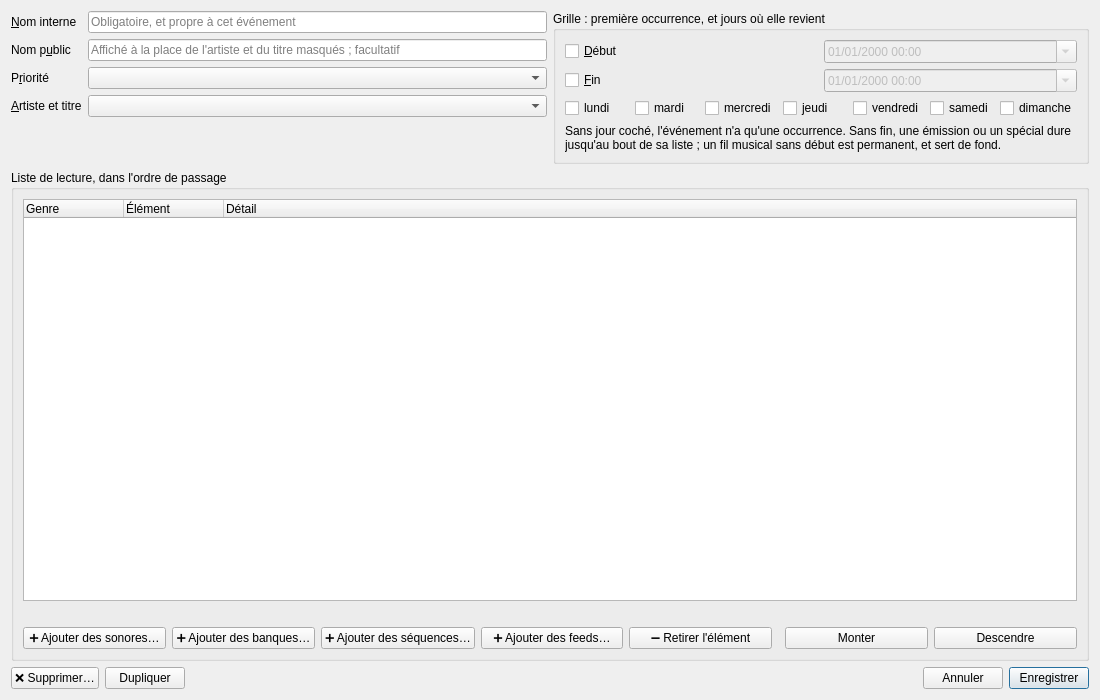
Qt form src/machincast/interface/ui/event_card.ui (dascritch/machincast) before a commit.
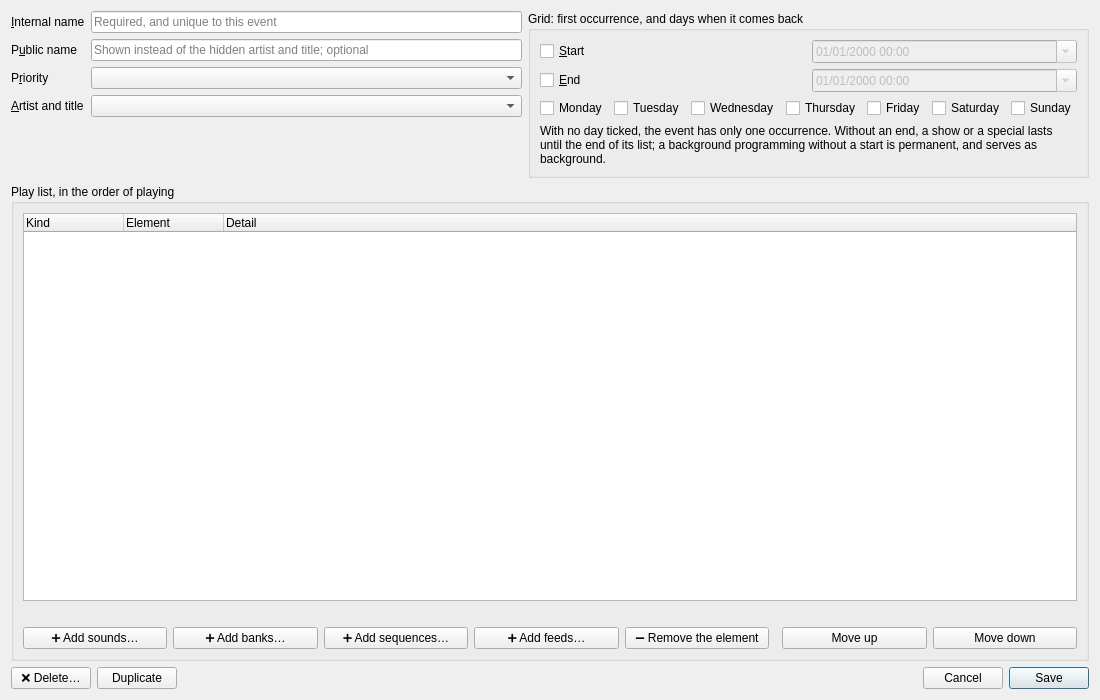
The same form after that commit.

Patch:
```diff
--- a/src/machincast/interface/ui/event_card.ui
+++ b/src/machincast/interface/ui/event_card.ui
@@ -18,7 +18,7 @@
      <item row="0" column="0">
       <widget class="QLabel" name="internal_name_caption">
        <property name="text">
-        <string>&amp;Nom interne</string>
+        <string>&amp;Internal name</string>
        </property>
        <property name="buddy">
         <cstring>internal_name</cstring>
@@ -31,14 +31,14 @@
         <number>255</number>
        </property>
        <property name="placeholderText">
-        <string>Obligatoire, et propre à cet événement</string>
+        <string>Required, and unique to this event</string>
        </property>
       </widget>
      </item>
      <item row="1" column="0">
       <widget class="QLabel" name="public_name_caption">
        <property name="text">
-        <string>Nom p&amp;ublic</string>
+        <string>P&amp;ublic name</string>
        </property>
        <property name="buddy">
         <cstring>public_name</cstring>
@@ -51,14 +51,14 @@
         <number>255</number>
        </property>
        <property name="placeholderText">
-        <string>Affiché à la place de l'artiste et du titre masqués ; facultatif</string>
+        <string>Shown instead of the hidden artist and title; optional</string>
        </property>
       </widget>
      </item>
      <item row="2" column="0">
       <widget class="QLabel" name="priority_caption">
        <property name="text">
-        <string>P&amp;riorité</string>
+        <string>P&amp;riority</string>
        </property>
        <property name="buddy">
         <cstring>priority</cstring>
@@ -71,7 +71,7 @@
      <item row="3" column="0">
       <widget class="QLabel" name="hiding_caption">
        <property name="text">
-        <string>&amp;Artiste et titre</string>
+        <string>&amp;Artist and title</string>
        </property>
        <property name="buddy">
         <cstring>hiding</cstring>
@@ -86,13 +86,13 @@
      <item>
       <widget class="QGroupBox" name="grid_group">
        <property name="title">
-        <string>Grille : première occurrence, et jours où elle revient</string>
+        <string>Grid: first occurrence, and days when it comes back</string>
        </property>
        <layout class="QGridLayout" name="grid_layout">
         <item row="0" column="0">
          <widget class="QCheckBox" name="has_start">
           <property name="text">
-           <string>&amp;Début</string>
+           <string>&amp;Start</string>
           </property>
          </widget>
         </item>
@@ -112,7 +112,7 @@
         <item row="1" column="0">
          <widget class="QCheckBox" name="has_end">
           <property name="text">
-           <string>&amp;Fin</string>
+           <string>&amp;End</string>
           </property>
          </widget>
         </item>
@@ -134,49 +134,49 @@
           <item>
            <widget class="QCheckBox" name="monday">
             <property name="text">
-             <string>lundi</string>
+             <string>Monday</string>
             </property>
            </widget>
           </item>
           <item>
            <widget class="QCheckBox" name="tuesday">
             <property name="text">
-             <string>mardi</string>
+             <string>Tuesday</string>
             </property>
            </widget>
           </item>
           <item>
            <widget class="QCheckBox" name="wednesday">
             <property name="text">
-             <string>mercredi</string>
+             <string>Wednesday</string>
             </property>
            </widget>
           </item>
           <item>
            <widget class="QCheckBox" name="thursday">
             <property name="text">
-             <string>jeudi</string>
+             <string>Thursday</string>
             </property>
            </widget>
           </item>
           <item>
            <widget class="QCheckBox" name="friday">
             <property name="text">
-             <string>vendredi</string>
+             <string>Friday</string>
             </property>
            </widget>
           </item>
           <item>
            <widget class="QCheckBox" name="saturday">
             <property name="text">
-             <string>samedi</string>
+             <string>Saturday</string>
             </property>
            </widget>
           </item>
           <item>
            <widget class="QCheckBox" name="sunday">
             <property name="text">
-             <string>dimanche</string>
+             <string>Sunday</string>
             </property>
            </widget>
           </item>
@@ -185,7 +185,7 @@
         <item row="3" column="0" colspan="2">
          <widget class="QLabel" name="grid_explanation">
           <property name="text">
-           <string>Sans jour coché, l'événement n'a qu'une occurrence. Sans fin, une émission ou un spécial dure jusqu'au bout de sa liste ; un fil musical sans début est permanent, et sert de fond.</string>
+           <string>With no day ticked, the event has only one occurrence. Without an end, a show or a special lasts until the end of its list; a background programming without a start is permanent, and serves as background.</string>
           </property>
           <property name="wordWrap">
            <bool>true</bool>
@@ -202,7 +202,7 @@
      <item>
       <widget class="QGroupBox" name="item_group">
        <property name="title">
-        <string>Liste de lecture, dans l'ordre de passage</string>
+        <string>Play list, in the order of playing</string>
        </property>
        <layout class="QVBoxLayout" name="item_layout">
         <item>
@@ -221,17 +221,17 @@
           </property>
           <column>
            <property name="text">
-            <string>Genre</string>
+            <string comment="category">Kind</string>
            </property>
           </column>
           <column>
            <property name="text">
-            <string>Élément</string>
+            <string>Element</string>
            </property>
           </column>
           <column>
            <property name="text">
-            <string>Détail</string>
+            <string>Detail</string>
            </property>
           </column>
          </widget>
@@ -248,21 +248,21 @@
           <item>
            <widget class="QPushButton" name="add_sounds">
             <property name="text">
-             <string>➕ Ajouter des sonores…</string>
+             <string>➕ Add sounds…</string>
             </property>
            </widget>
           </item>
           <item>
            <widget class="QPushButton" name="add_banks">
             <property name="text">
-             <string>➕ Ajouter des banques…</string>
+             <string>➕ Add banks…</string>
             </property>
            </widget>
           </item>
           <item>
            <widget class="QPushButton" name="add_sequences">
             <property name="text">
-             <string>➕ Ajouter des séquences…</string>
+             <string>➕ Add sequences…</string>
             </property>
            </widget>
           </item>
@@ -272,14 +272,14 @@
              <string>Ajoute le stream qui suit chaque feed choisi, ou en crée un à l'enregistrement</string>
             </property>
             <property name="text">
-             <string>➕ Ajouter des feeds…</string>
+             <string>➕ Add feeds…</string>
             </property>
            </widget>
           </item>
           <item>
            <widget class="QPushButton" name="remove_item">
             <property name="text">
-             <string>➖ Retirer l'élément</string>
+             <string>➖ Remove the element</string>
             </property>
            </widget>
           </item>
@@ -293,14 +293,14 @@
           <item>
            <widget class="QPushButton" name="raise_">
             <property name="text">
-             <string>Monter</string>
+             <string>Move up</string>
             </property>
            </widget>
           </item>
           <item>
            <widget class="QPushButton" name="go_down">
             <property name="text">
-             <string>Descendre</string>
+             <string>Move down</string>
             </property>
            </widget>
           </item>
@@ -316,7 +316,7 @@
      <item>
       <widget class="QPushButton" name="delete">
        <property name="text">
-        <string>❌ Supprimer…</string>
+        <string>❌ Delete…</string>
        </property>
        <property name="toolTip">
         <string>Supprime l'élément de la base, après confirmation ; aucun fichier n'est touché.</string>
@@ -326,7 +326,7 @@
      <item>
       <widget class="QPushButton" name="duplicate">
        <property name="text">
-        <string>Dupliquer</string>
+        <string>Duplicate</string>
        </property>
        <property name="toolTip">
         <string>Ouvre une copie de l'élément dans une nouvelle fiche ; rien n'est enregistré avant « Enregistrer ».</string>
@@ -343,14 +343,14 @@
      <item>
       <widget class="QPushButton" name="cancel">
        <property name="text">
-        <string>Annuler</string>
+        <string>Cancel</string>
        </property>
       </widget>
      </item>
      <item>
       <widget class="QPushButton" name="save">
        <property name="text">
-        <string>Enregistrer</string>
+        <string>Save</string>
        </property>
        <property name="default">
         <bool>true</bool>
```
Left out of the diff: 10 changed lines with no effect on the pictures.
